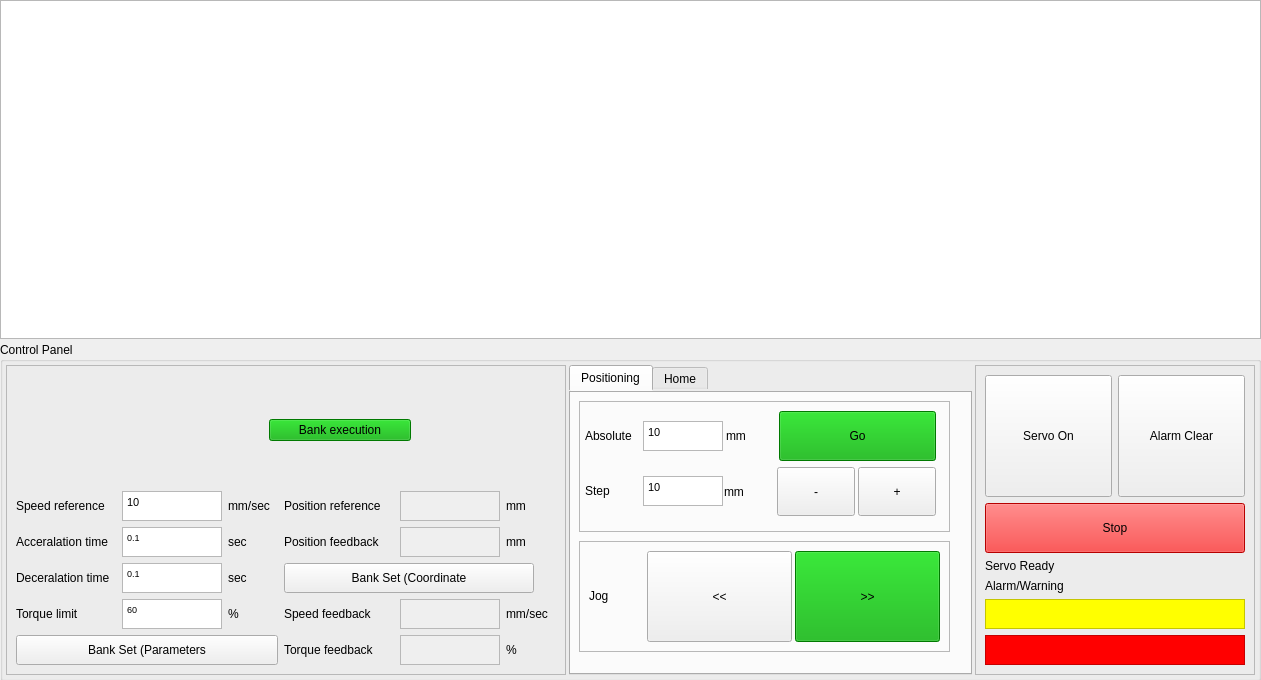
Above: bank-view/frontmanaualmode.ui from smandyscom/front-base-widget before the change. Below: the same form after it.
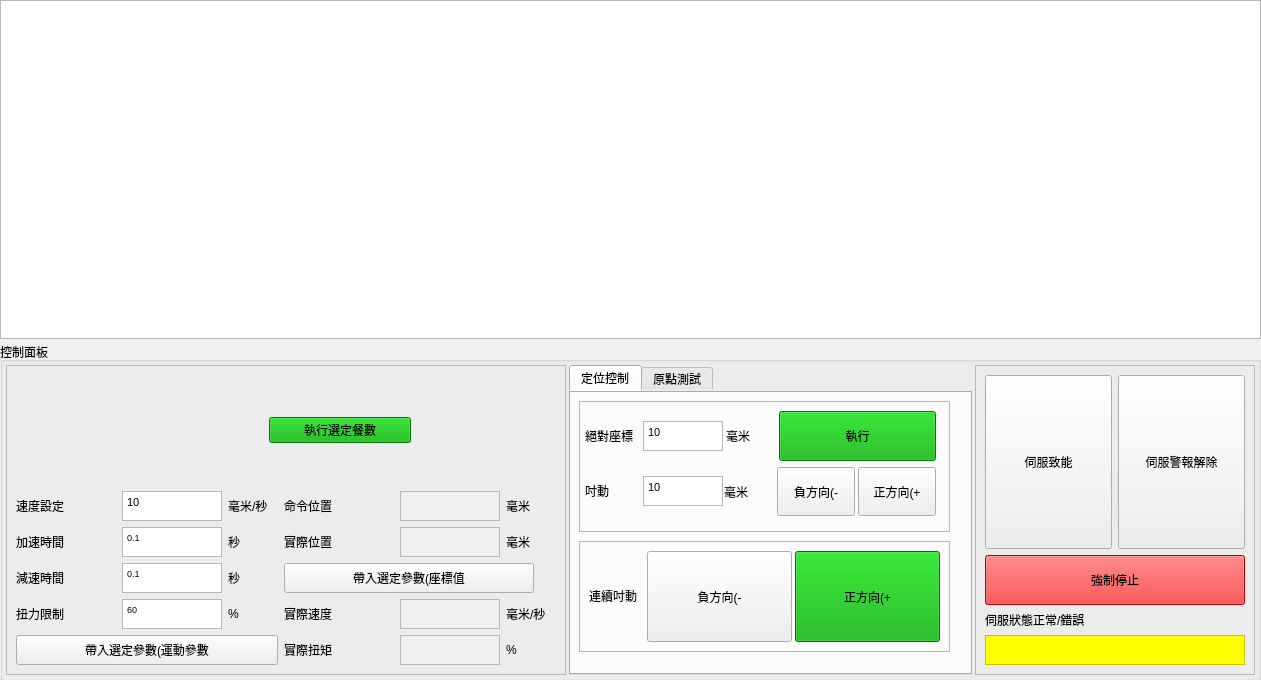
That is the form after the change.

```diff
--- a/bank-view/frontmanaualmode.ui
+++ b/bank-view/frontmanaualmode.ui
@@ -63,7 +63,7 @@
        </size>
       </property>
       <property name="title">
-       <string>Control Panel</string>
+       <string>控制面板</string>
       </property>
       <layout class="QHBoxLayout" name="horizontalLayout">
        <property name="spacing">
@@ -117,7 +117,7 @@
                <string notr="true">background-color: rgb(0, 170, 0);</string>
               </property>
               <property name="text">
-               <string>Bank execution</string>
+               <string>執行選定餐數</string>
               </property>
              </widget>
             </item>
@@ -141,7 +141,7 @@
                    </size>
                   </property>
                   <property name="text">
-                   <string>Speed reference</string>
+                   <string>速度設定</string>
                   </property>
                  </widget>
                 </item>
@@ -189,7 +189,7 @@
                    </size>
                   </property>
                   <property name="text">
-                   <string>mm/sec</string>
+                   <string>毫米/秒</string>
                   </property>
                  </widget>
                 </item>
@@ -206,7 +206,7 @@
                    </size>
                   </property>
                   <property name="text">
-                   <string>Acceralation time</string>
+                   <string>加速時間</string>
                   </property>
                  </widget>
                 </item>
@@ -242,7 +242,7 @@
                    </size>
                   </property>
                   <property name="text">
-                   <string>sec</string>
+                   <string>秒</string>
                   </property>
                  </widget>
                 </item>
@@ -259,7 +259,7 @@
                    </size>
                   </property>
                   <property name="text">
-                   <string>Deceralation time</string>
+                   <string>減速時間</string>
                   </property>
                  </widget>
                 </item>
@@ -295,7 +295,7 @@
                    </size>
                   </property>
                   <property name="text">
-                   <string>sec</string>
+                   <string>秒</string>
                   </property>
                  </widget>
                 </item>
@@ -312,7 +312,7 @@
                    </size>
                   </property>
                   <property name="text">
-                   <string>Torque limit</string>
+                   <string>扭力限制</string>
                   </property>
                  </widget>
                 </item>
@@ -363,7 +363,7 @@
                  </sizepolicy>
                 </property>
                 <property name="text">
-                 <string>Bank Set (Parameters</string>
+                 <string>帶入選定參數(運動參數</string>
                 </property>
                </widget>
               </item>
@@ -388,7 +388,7 @@
                    </size>
                   </property>
                   <property name="text">
-                   <string>Position reference</string>
+                   <string>命令位置</string>
                   </property>
                  </widget>
                 </item>
@@ -420,7 +420,7 @@
                    </size>
                   </property>
                   <property name="text">
-                   <string>mm</string>
+                   <string>毫米</string>
                   </property>
                  </widget>
                 </item>
@@ -443,7 +443,7 @@
                    </size>
                   </property>
                   <property name="text">
-                   <string>Position feedback</string>
+                   <string>實際位置</string>
                   </property>
                  </widget>
                 </item>
@@ -481,7 +481,7 @@
                    </size>
                   </property>
                   <property name="text">
-                   <string>mm</string>
+                   <string>毫米</string>
                   </property>
                  </widget>
                 </item>
@@ -502,7 +502,7 @@
                  </size>
                 </property>
                 <property name="text">
-                 <string>Bank Set (Coordinate</string>
+                 <string>帶入選定參數(座標值</string>
                 </property>
                </widget>
               </item>
@@ -523,7 +523,7 @@
                    </size>
                   </property>
                   <property name="text">
-                   <string>Speed feedback</string>
+                   <string>實際速度</string>
                   </property>
                  </widget>
                 </item>
@@ -555,7 +555,7 @@
                    </size>
                   </property>
                   <property name="text">
-                   <string>mm/sec</string>
+                   <string>毫米/秒</string>
                   </property>
                  </widget>
                 </item>
@@ -578,7 +578,7 @@
                    </size>
                   </property>
                   <property name="text">
-                   <string>Torque feedback</string>
+                   <string>實際扭矩</string>
                   </property>
                  </widget>
                 </item>
@@ -639,7 +639,7 @@
          </property>
          <widget class="QWidget" name="tabPositioning">
           <attribute name="title">
-           <string>Positioning</string>
+           <string>定位控制</string>
           </attribute>
           <widget class="QFrame" name="frameJog">
            <property name="geometry">
@@ -689,7 +689,7 @@
                  </size>
                 </property>
                 <property name="text">
-                 <string>Jog</string>
+                 <string>連續吋動</string>
                 </property>
                </widget>
               </item>
@@ -714,7 +714,7 @@
                  <string notr="true"/>
                 </property>
                 <property name="text">
-                 <string>&lt;&lt;</string>
+                 <string>負方向(-</string>
                 </property>
                </widget>
               </item>
@@ -739,7 +739,7 @@
                  <string notr="true">background-color: rgb(0, 170, 0);</string>
                 </property>
                 <property name="text">
-                 <string>&gt;&gt;</string>
+                 <string>正方向(+</string>
                 </property>
                </widget>
               </item>
@@ -762,7 +762,7 @@
            <property name="frameShadow">
             <enum>QFrame::Raised</enum>
            </property>
-           <widget class="QWidget" name="">
+           <widget class="QWidget" name="layoutWidget">
             <property name="geometry">
              <rect>
               <x>6</x>
@@ -798,7 +798,7 @@
                   </size>
                  </property>
                  <property name="text">
-                  <string>Absolute</string>
+                  <string>絕對座標</string>
                  </property>
                 </widget>
                </item>
@@ -846,7 +846,7 @@
                   </size>
                  </property>
                  <property name="text">
-                  <string>mm</string>
+                  <string>毫米</string>
                  </property>
                 </widget>
                </item>
@@ -871,7 +871,7 @@
                   <string notr="true">background-color: rgb(0, 170, 0);</string>
                  </property>
                  <property name="text">
-                  <string>Go</string>
+                  <string>執行</string>
                  </property>
                 </widget>
                </item>
@@ -903,7 +903,7 @@
                   </size>
                  </property>
                  <property name="text">
-                  <string>Step</string>
+                  <string>吋動</string>
                  </property>
                 </widget>
                </item>
@@ -951,7 +951,7 @@
                   </size>
                  </property>
                  <property name="text">
-                  <string>mm</string>
+                  <string>毫米</string>
                  </property>
                 </widget>
                </item>
@@ -970,7 +970,7 @@
                   </size>
                  </property>
                  <property name="text">
-                  <string>-</string>
+                  <string>負方向(-</string>
                  </property>
                 </widget>
                </item>
@@ -989,7 +989,7 @@
                   </size>
                  </property>
                  <property name="text">
-                  <string>+</string>
+                  <string>正方向(+</string>
                  </property>
                 </widget>
                </item>
@@ -1001,7 +1001,7 @@
          </widget>
          <widget class="QWidget" name="tabHome">
           <attribute name="title">
-           <string>Home</string>
+           <string>原點測試</string>
           </attribute>
           <widget class="QFrame" name="frameHome">
            <property name="geometry">
@@ -1294,7 +1294,7 @@
                  </palette>
                 </property>
                 <property name="text">
-                 <string>Servo On</string>
+                 <string>伺服致能</string>
                 </property>
                </widget>
               </item>
@@ -1307,7 +1307,7 @@
                  </sizepolicy>
                 </property>
                 <property name="text">
-                 <string>Alarm Clear</string>
+                 <string>伺服警報解除</string>
                 </property>
                </widget>
               </item>
@@ -1337,7 +1337,7 @@
                <string notr="true">background-color: rgb(255, 0, 0);</string>
               </property>
               <property name="text">
-               <string>Stop</string>
+               <string>強制停止</string>
               </property>
              </widget>
             </item>
@@ -1350,25 +1350,12 @@
                </size>
               </property>
               <property name="text">
-               <string>Servo Ready</string>
+               <string>伺服狀態正常/錯誤</string>
               </property>
              </widget>
             </item>
             <item>
-             <widget class="QLabel" name="labelAlarm">
-              <property name="maximumSize">
-               <size>
-                <width>16777215</width>
-                <height>20</height>
-               </size>
-              </property>
-              <property name="text">
-               <string>Alarm/Warning</string>
-              </property>
-             </widget>
-            </item>
-            <item>
-             <widget class="QTextBrowser" name="textBrowserWarning">
+             <widget class="QTextBrowser" name="textBrowserAlarmWarning">
               <property name="sizePolicy">
                <sizepolicy hsizetype="Expanding" vsizetype="Preferred">
                 <horstretch>0</horstretch>
@@ -1386,25 +1373,6 @@
               </property>
              </widget>
             </item>
-            <item>
-             <widget class="QTextBrowser" name="textBrowseAlarm">
-              <property name="sizePolicy">
-               <sizepolicy hsizetype="Expanding" vsizetype="Preferred">
-                <horstretch>0</horstretch>
-                <verstretch>0</verstretch>
-               </sizepolicy>
-              </property>
-              <property name="maximumSize">
-               <size>
-                <width>16777215</width>
-                <height>30</height>
-               </size>
-              </property>
-              <property name="styleSheet">
-               <string notr="true">background-color: rgb(255, 0, 0);</string>
-              </property>
-             </widget>
-            </item>
            </layout>
           </item>
          </layout>
```
